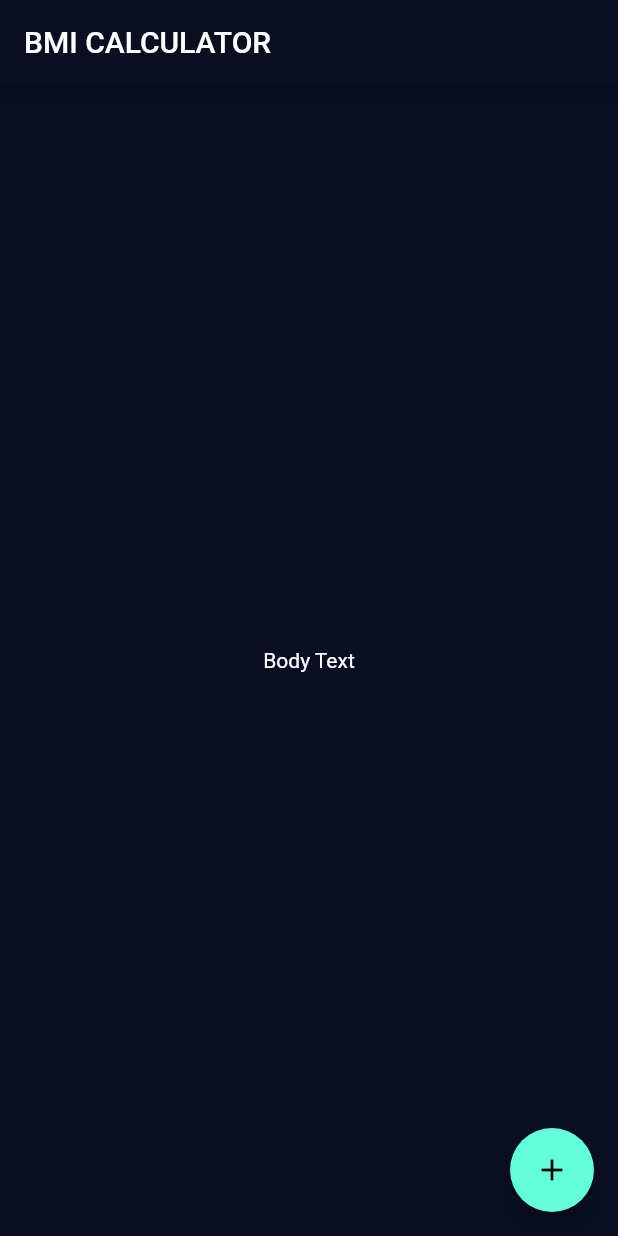
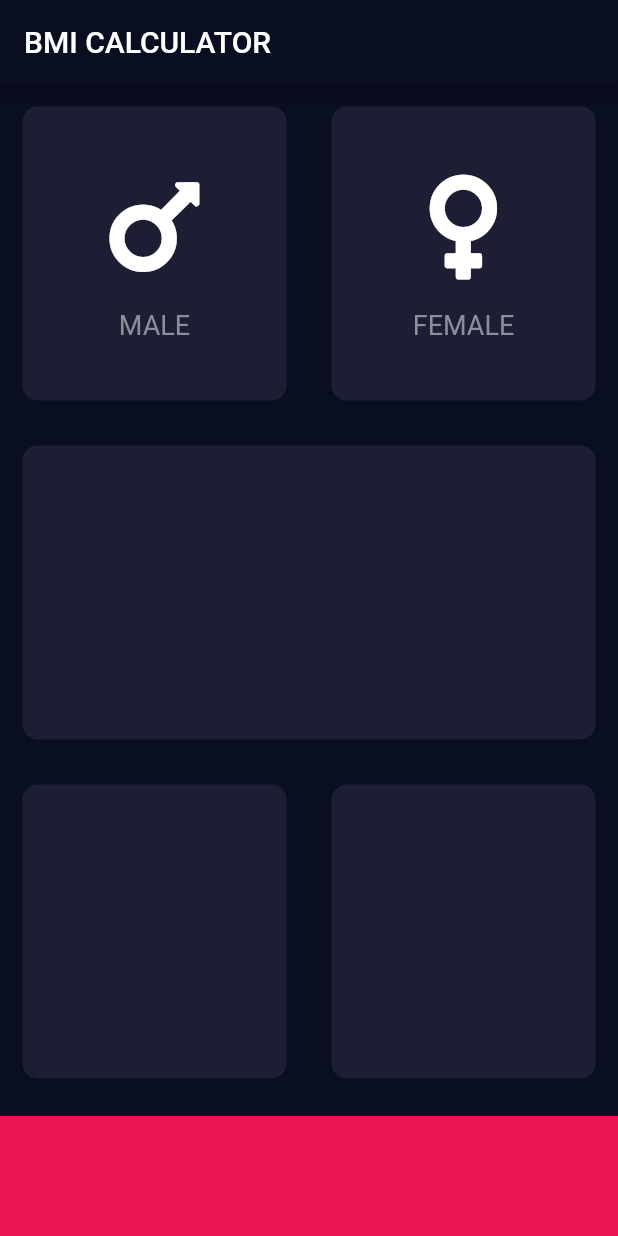
Before and after one commit to sandaruwan98/bmi-calculator-flutter, a Flutter app: the screen it shows after launch, on a phone screen of 412 x 824 dp. Run offline on Flutter 3.47's test engine with Material 2 defaults, Android fonts, the phone set to English and light mode, and no system bars; our stand-ins replace font_awesome_flutter.

Commit message:
ReusableCard

```diff
--- a/lib/input_page.dart
+++ b/lib/input_page.dart
@@ -1,4 +1,9 @@
 import 'package:flutter/material.dart';
+import 'package:font_awesome_flutter/font_awesome_flutter.dart';
+
+const bottomBtnHeight = 80.0;
+const activeColor = Color(0xFF1D1E33);
+const bottomBtnColor = Color(0xFFEB1555);
 
 class InputPage extends StatefulWidget {
   @override
@@ -12,12 +17,87 @@ class _InputPageState extends State<InputPage> {
       appBar: AppBar(
         title: Text('BMI CALCULATOR'),
       ),
-      body: Center(
-        child: Text('Body Text'),
-      ),
-      floatingActionButton: FloatingActionButton(
-        child: Icon(Icons.add),
+      body: Column(
+        children: [
+          Expanded(
+              child: Row(
+            children: [
+              Expanded(
+                  child: ReusableCard(
+                colour: activeColor,
+                cardchild: IconContent(FontAwesomeIcons.mars, 'MALE'),
+              )),
+              Expanded(
+                  child: ReusableCard(
+                colour: activeColor,
+                cardchild: IconContent(FontAwesomeIcons.venus, 'FEMALE'),
+              )),
+            ],
+          )),
+          Expanded(child: ReusableCard(colour: activeColor)),
+          Expanded(
+              child: Row(
+            children: [
+              Expanded(child: ReusableCard(colour: activeColor)),
+              Expanded(child: ReusableCard(colour: activeColor)),
+            ],
+          )),
+          Container(
+            margin: EdgeInsets.only(top: 10.0),
+            color: bottomBtnColor,
+            width: double.infinity,
+            height: bottomBtnHeight,
+          ),
+        ],
       ),
     );
   }
 }
+
+class IconContent extends StatelessWidget {
+  IconContent(this.icon, this.text);
+
+  final IconData icon;
+  final String text;
+
+  @override
+  Widget build(BuildContext context) {
+    return Column(
+      mainAxisAlignment: MainAxisAlignment.center,
+      children: [
+        Icon(
+          icon,
+          size: 80,
+        ),
+        SizedBox(
+          height: 15.0,
+        ),
+        Text(
+          text,
+          style: TextStyle(
+            color: Color(0xFF8D8E98),
+            fontSize: 18.0,
+          ),
+        )
+      ],
+    );
+  }
+}
+
+class ReusableCard extends StatelessWidget {
+  ReusableCard({@required this.colour, this.cardchild});
+  final Color colour;
+  final Widget cardchild;
+
+  @override
+  Widget build(BuildContext context) {
+    return Container(
+      margin: EdgeInsets.all(15.0),
+      decoration: BoxDecoration(
+        borderRadius: BorderRadius.circular(10.0),
+        color: colour,
+      ),
+      child: cardchild,
+    );
+  }
+}
--- a/lib/main.dart
+++ b/lib/main.dart
@@ -1,5 +1,4 @@
 import 'package:flutter/material.dart';
-
 import 'input_page.dart';
 
 void main() => runApp(BMICalculator());
--- a/pubspec.yaml
+++ b/pubspec.yaml
@@ -11,6 +11,7 @@ dependencies:
     sdk: flutter
 
   cupertino_icons: ^0.1.2
+  font_awesome_flutter: ^8.4.0
 
 dev_dependencies:
   flutter_test:
```
